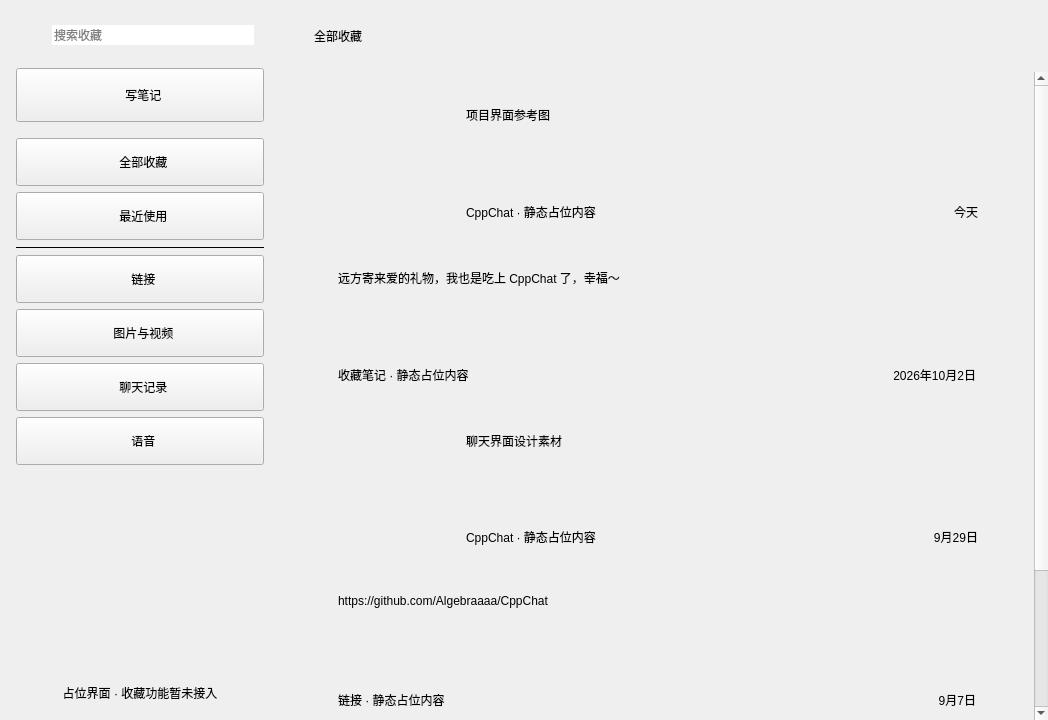
The window that CppChat/dialogs/favoritespage.ui (Algebraaaa/CppChat) describes before a commit, drawn with Qt 5.
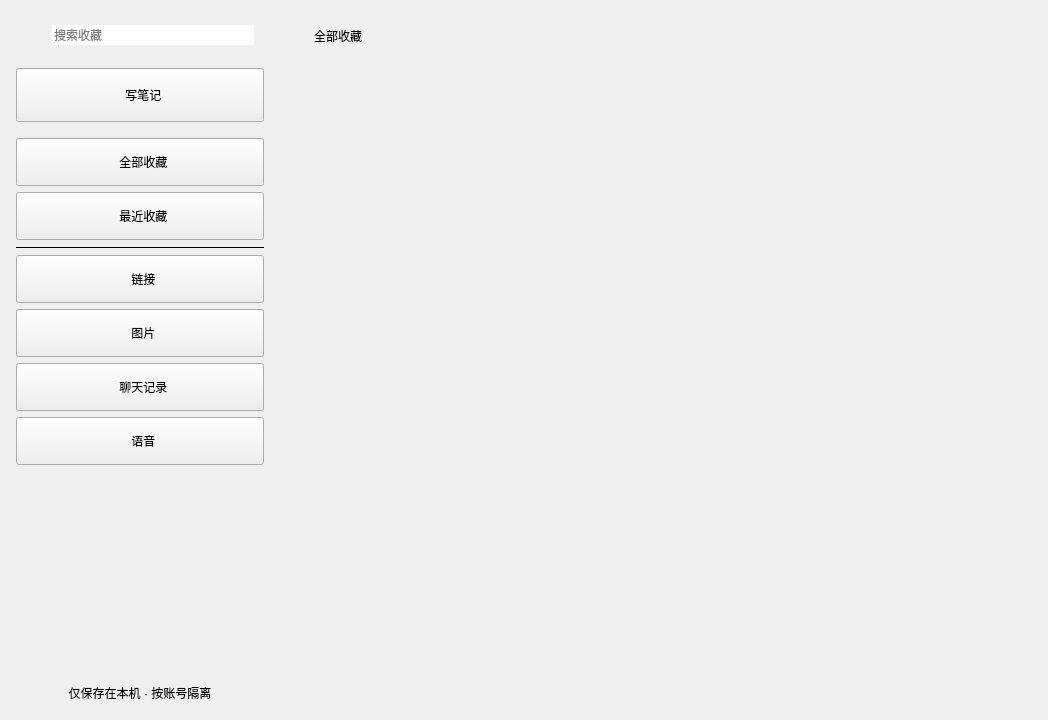
The same window after the commit. Icons and pictures are not drawn.

Commit message: feat: add encrypted local favorites and safe message forwarding

```diff
--- a/CppChat/dialogs/favoritespage.ui
+++ b/CppChat/dialogs/favoritespage.ui
@@ -85,7 +85,7 @@
        <widget class="QPushButton" name="favorite_recent_btn">
         <property name="minimumSize"><size><width>0</width><height>48</height></size></property>
         <property name="maximumSize"><size><width>16777215</width><height>48</height></size></property>
-        <property name="text"><string>  最近使用</string></property>
+        <property name="text"><string>  最近收藏</string></property>
         <property name="iconSize"><size><width>22</width><height>22</height></size></property>
         <property name="focusPolicy"><enum>Qt::NoFocus</enum></property>
        </widget>
@@ -109,7 +109,7 @@
        <widget class="QPushButton" name="favorite_media_btn">
         <property name="minimumSize"><size><width>0</width><height>48</height></size></property>
         <property name="maximumSize"><size><width>16777215</width><height>48</height></size></property>
-        <property name="text"><string>  图片与视频</string></property>
+        <property name="text"><string>  图片</string></property>
         <property name="iconSize"><size><width>22</width><height>22</height></size></property>
         <property name="focusPolicy"><enum>Qt::NoFocus</enum></property>
        </widget>
@@ -140,7 +140,7 @@
       </item>
       <item>
        <widget class="QLabel" name="favorites_storage_lb">
-        <property name="text"><string>占位界面 · 收藏功能暂未接入</string></property>
+        <property name="text"><string>仅保存在本机 · 按账号隔离</string></property>
         <property name="alignment"><set>Qt::AlignCenter</set></property>
        </widget>
       </item>
@@ -175,114 +175,7 @@
         <property name="horizontalScrollBarPolicy"><enum>Qt::ScrollBarAlwaysOff</enum></property>
         <property name="widgetResizable"><bool>true</bool></property>
         <widget class="QWidget" name="favorites_scroll_content">
-         <property name="geometry"><rect><x>0</x><y>0</y><width>744</width><height>830</height></rect></property>
-         <property name="minimumSize"><size><width>0</width><height>830</height></size></property>
-         <layout class="QVBoxLayout" name="favorites_cards_layout">
-          <property name="spacing"><number>12</number></property>
-          <property name="leftMargin"><number>38</number></property>
-          <property name="topMargin"><number>16</number></property>
-          <property name="rightMargin"><number>38</number></property>
-          <property name="bottomMargin"><number>24</number></property>
-          <item>
-           <widget class="QFrame" name="favorite_card_1">
-            <property name="minimumSize"><size><width>0</width><height>150</height></size></property>
-            <layout class="QHBoxLayout" name="card_1_layout">
-             <property name="spacing"><number>18</number></property>
-             <property name="leftMargin"><number>18</number></property>
-             <property name="topMargin"><number>18</number></property>
-             <property name="rightMargin"><number>18</number></property>
-             <property name="bottomMargin"><number>18</number></property>
-             <item>
-              <widget class="QLabel" name="favorite_thumb_1">
-               <property name="minimumSize"><size><width>112</width><height>112</height></size></property>
-               <property name="maximumSize"><size><width>112</width><height>112</height></size></property>
-               <property name="pixmap"><pixmap resource="../rc.qrc">:/res/head_3.jpg</pixmap></property>
-               <property name="scaledContents"><bool>true</bool></property>
-              </widget>
-             </item>
-             <item>
-              <layout class="QVBoxLayout" name="card_1_text_layout">
-               <item><widget class="QLabel" name="favorite_card_title_1"><property name="text"><string>项目界面参考图</string></property></widget></item>
-               <item><spacer name="card_1_spacer"><property name="orientation"><enum>Qt::Vertical</enum></property><property name="sizeHint" stdset="0"><size><width>20</width><height>40</height></size></property></spacer></item>
-               <item><widget class="QLabel" name="favorite_card_source_1"><property name="text"><string>CppChat · 静态占位内容</string></property></widget></item>
-              </layout>
-             </item>
-             <item><widget class="QLabel" name="favorite_card_date_1"><property name="text"><string>今天</string></property><property name="alignment"><set>Qt::AlignRight|Qt::AlignBottom|Qt::AlignTrailing</set></property></widget></item>
-            </layout>
-           </widget>
-          </item>
-          <item>
-           <widget class="QFrame" name="favorite_card_2">
-            <property name="minimumSize"><size><width>0</width><height>116</height></size></property>
-            <layout class="QHBoxLayout" name="card_2_layout">
-             <property name="spacing"><number>18</number></property>
-             <property name="leftMargin"><number>20</number></property>
-             <property name="topMargin"><number>18</number></property>
-             <property name="rightMargin"><number>20</number></property>
-             <property name="bottomMargin"><number>18</number></property>
-             <item>
-              <layout class="QVBoxLayout" name="card_2_text_layout">
-               <item><widget class="QLabel" name="favorite_card_title_2"><property name="text"><string>远方寄来爱的礼物，我也是吃上 CppChat 了，幸福～</string></property><property name="wordWrap"><bool>true</bool></property></widget></item>
-               <item><spacer name="card_2_spacer"><property name="orientation"><enum>Qt::Vertical</enum></property><property name="sizeHint" stdset="0"><size><width>20</width><height>16</height></size></property></spacer></item>
-               <item><widget class="QLabel" name="favorite_card_source_2"><property name="text"><string>收藏笔记 · 静态占位内容</string></property></widget></item>
-              </layout>
-             </item>
-             <item><widget class="QLabel" name="favorite_card_date_2"><property name="text"><string>2026年10月2日</string></property><property name="alignment"><set>Qt::AlignRight|Qt::AlignBottom|Qt::AlignTrailing</set></property></widget></item>
-            </layout>
-           </widget>
-          </item>
-          <item>
-           <widget class="QFrame" name="favorite_card_3">
-            <property name="minimumSize"><size><width>0</width><height>150</height></size></property>
-            <layout class="QHBoxLayout" name="card_3_layout">
-             <property name="spacing"><number>18</number></property>
-             <property name="leftMargin"><number>18</number></property>
-             <property name="topMargin"><number>18</number></property>
-             <property name="rightMargin"><number>18</number></property>
-             <property name="bottomMargin"><number>18</number></property>
-             <item>
-              <widget class="QLabel" name="favorite_thumb_3">
-               <property name="minimumSize"><size><width>112</width><height>112</height></size></property>
-               <property name="maximumSize"><size><width>112</width><height>112</height></size></property>
-               <property name="pixmap"><pixmap resource="../rc.qrc">:/res/head_6.jpg</pixmap></property>
-               <property name="scaledContents"><bool>true</bool></property>
-              </widget>
-             </item>
-             <item>
-              <layout class="QVBoxLayout" name="card_3_text_layout">
-               <item><widget class="QLabel" name="favorite_card_title_3"><property name="text"><string>聊天界面设计素材</string></property></widget></item>
-               <item><spacer name="card_3_spacer"><property name="orientation"><enum>Qt::Vertical</enum></property><property name="sizeHint" stdset="0"><size><width>20</width><height>40</height></size></property></spacer></item>
-               <item><widget class="QLabel" name="favorite_card_source_3"><property name="text"><string>CppChat · 静态占位内容</string></property></widget></item>
-              </layout>
-             </item>
-             <item><widget class="QLabel" name="favorite_card_date_3"><property name="text"><string>9月29日</string></property><property name="alignment"><set>Qt::AlignRight|Qt::AlignBottom|Qt::AlignTrailing</set></property></widget></item>
-            </layout>
-           </widget>
-          </item>
-          <item>
-           <widget class="QFrame" name="favorite_card_4">
-            <property name="minimumSize"><size><width>0</width><height>116</height></size></property>
-            <layout class="QHBoxLayout" name="card_4_layout">
-             <property name="spacing"><number>18</number></property>
-             <property name="leftMargin"><number>20</number></property>
-             <property name="topMargin"><number>18</number></property>
-             <property name="rightMargin"><number>20</number></property>
-             <property name="bottomMargin"><number>18</number></property>
-             <item>
-              <layout class="QVBoxLayout" name="card_4_text_layout">
-               <item><widget class="QLabel" name="favorite_card_title_4"><property name="text"><string>https://github.com/Algebraaaa/CppChat</string></property><property name="wordWrap"><bool>true</bool></property></widget></item>
-               <item><spacer name="card_4_spacer"><property name="orientation"><enum>Qt::Vertical</enum></property><property name="sizeHint" stdset="0"><size><width>20</width><height>16</height></size></property></spacer></item>
-               <item><widget class="QLabel" name="favorite_card_source_4"><property name="text"><string>链接 · 静态占位内容</string></property></widget></item>
-              </layout>
-             </item>
-             <item><widget class="QLabel" name="favorite_card_date_4"><property name="text"><string>9月7日</string></property><property name="alignment"><set>Qt::AlignRight|Qt::AlignBottom|Qt::AlignTrailing</set></property></widget></item>
-            </layout>
-           </widget>
-          </item>
-          <item>
-           <spacer name="cards_bottom_spacer"><property name="orientation"><enum>Qt::Vertical</enum></property><property name="sizeHint" stdset="0"><size><width>20</width><height>40</height></size></property></spacer>
-          </item>
-         </layout>
+         <layout class="QVBoxLayout" name="favorites_cards_layout"/>
         </widget>
        </widget>
       </item>
```
The commit also changes 40 other files.
